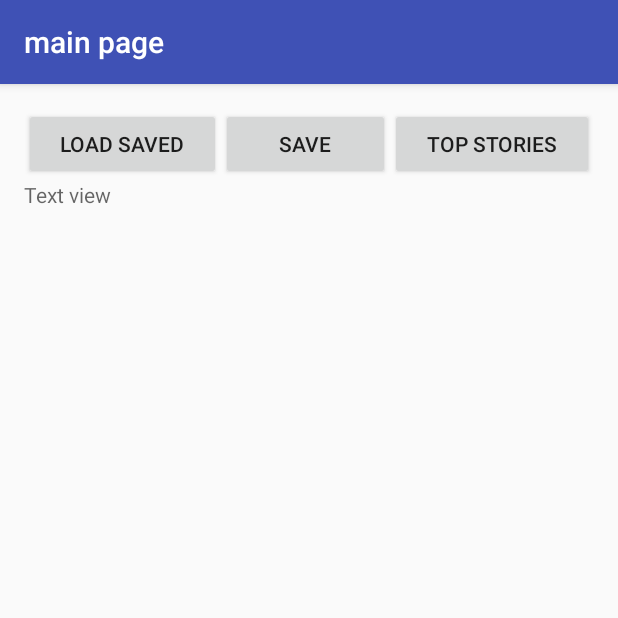
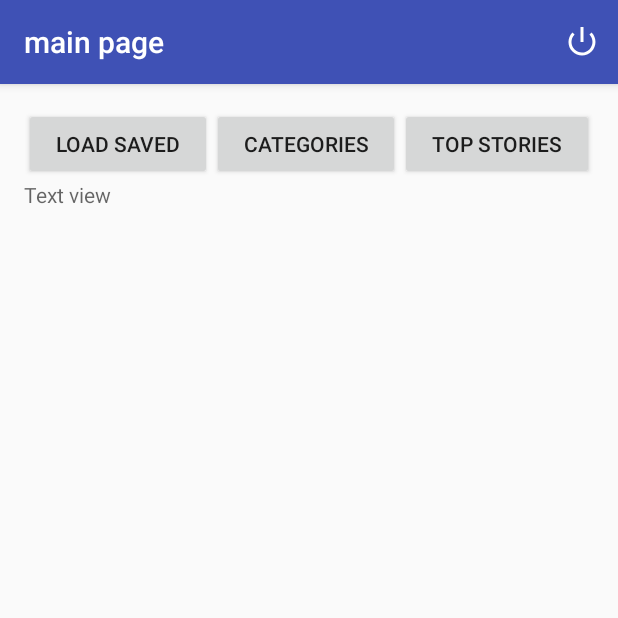
Before and after one commit to jnbui94/BSANews, an Android app: the MainActivity screen opened directly, with no data from a screen before it, on a phone screen of 412 x 824 dp, the top half of it. Run offline under Robolectric (Android 15) with nearby library versions, the phone set to English and light mode, and no system bars; our stand-ins replace Picasso; pictures from the network do not load; 1 statement that could not run was skipped.

Commit message:
Fixed back button

```diff
--- a/app/src/main/java/group1/tcss450/uw/edu/bsanews/LoginActivity.java
+++ b/app/src/main/java/group1/tcss450/uw/edu/bsanews/LoginActivity.java
@@ -75,20 +75,6 @@ public class LoginActivity extends AppCompatActivity implements View.OnClickList
         btn.setOnClickListener(this);
 
     }
-
-    /**
-     * when login button clicked, or register button clicked.
-     * @param view
-     */
-    /*public void loginClicked(View view){
-        mSignInBtn = (Button) findViewById(R.id.email_sign_in_button);
-        switch(view.getId()){
-            case R.id.email_sign_in_button:
-                attemptLogin(view);
-                break;
-        }
-
-    }*/
     /**
      * Checking check Box if checked or not
      */
--- a/app/src/main/java/group1/tcss450/uw/edu/bsanews/MainActivity.java
+++ b/app/src/main/java/group1/tcss450/uw/edu/bsanews/MainActivity.java
@@ -108,7 +108,9 @@ public class MainActivity extends AppCompatActivity {
     public void logout() {
         mPrefs.edit().putString(getString(R.string.UserName),"0").apply();
         Intent intent = new Intent(this, LoginActivity.class);
+        intent.setFlags(Intent.FLAG_ACTIVITY_CLEAR_TOP);
         startActivity(intent);
+
     }
     /**
      * create option menu.
--- a/app/src/main/res/layout/activity_main.xml
+++ b/app/src/main/res/layout/activity_main.xml
@@ -26,7 +26,7 @@
             android:layout_height="wrap_content"
             android:id="@+id/main_saveBtn"
             android:onClick="buttonClicked"
-            android:text="save"
+            android:text="@string/Categories_button"
             android:layout_weight="1"/>
         <Button
             android:layout_width="wrap_content"
--- /dev/null
+++ b/app/src/main/res/menu/logout.xml
@@ -0,0 +1,13 @@
+<menu xmlns:android="http://schemas.android.com/apk/res/android"
+    xmlns:app="http://schemas.android.com/apk/res-auto"
+    xmlns:tools="http://schemas.android.com/tools"
+    tools:context="group1.tcss450.uw.edu.bsanews.MainActivity">
+
+    <item
+        android:id="@+id/Log_out_item"
+        android:title="Log Out"
+        android:visible="true"
+        app:showAsAction="always"
+        android:icon="@android:drawable/ic_lock_power_off"/>
+
+</menu>
--- a/app/src/main/res/values/strings.xml
+++ b/app/src/main/res/values/strings.xml
@@ -18,7 +18,10 @@
     </string>
     <string name="load_button">Load Saved</string>
     <string name="head_button">Top Stories</string>
+    <string name="Categories_button">Categories</string>
     <string name="Category_button">Sport</string>
+    <string name="SHARED_PREFS">edu.uw.tcss450.PREFS</string>
+    <string name="UserName">colorstring</string>
     <string name="title_activity_news_view">NewsViewActivity</string>
     <string name="remember_me">Remember Me</string>
     <string-array name="category_options">
```
Also changed, not shown: app/src/main/java/group1/tcss450/uw/edu/bsanews/Model/News.java (+0 -20 lines).
